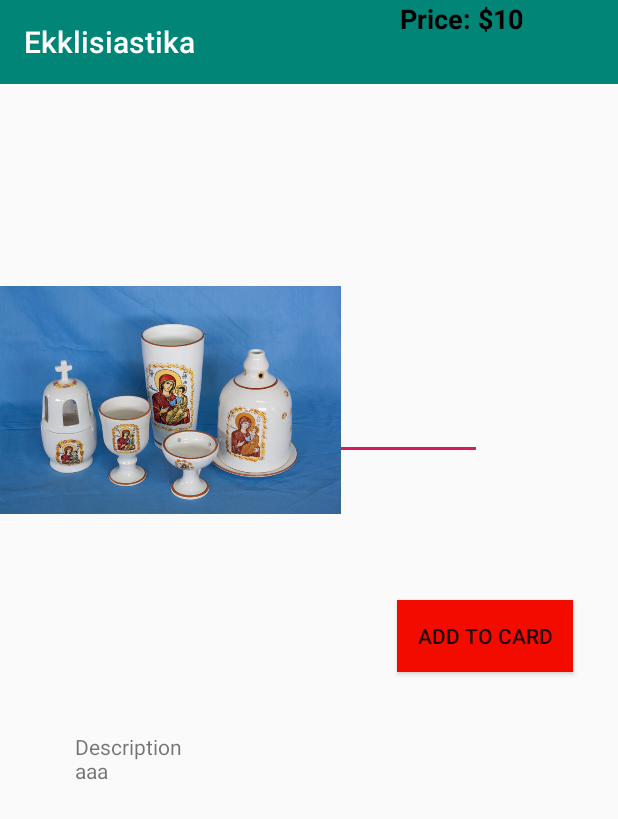
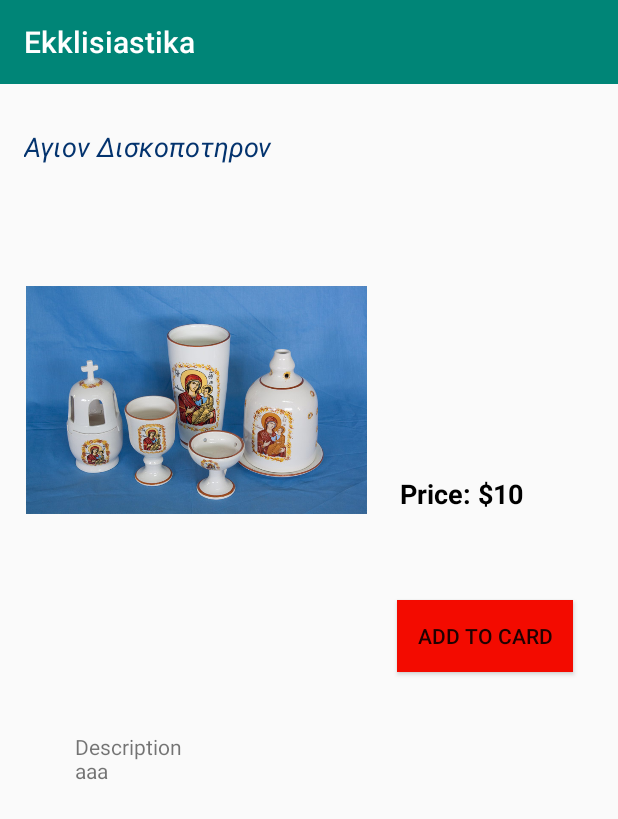
Before and after one commit to CS-UCY-EPL343/epl343.winter18.team11, an Android app: the screen it shows after launch (OneItemActivity), after a tap on "Ekklisiastika", on a phone screen of 412 x 824 dp. Shown: the top 819 px of the screen. Run offline under Robolectric (Android 15) with nearby library versions, the phone set to English and light mode, and no system bars; our stand-ins replace Volley.

```diff
--- a/Android_Branch/app/src/main/java/com/example/myapplication/OneItemActivity.java
+++ b/Android_Branch/app/src/main/java/com/example/myapplication/OneItemActivity.java
@@ -1,24 +1,17 @@
 package com.example.myapplication;
 
-import android.content.Intent;
 import android.os.Bundle;
-import android.support.design.widget.FloatingActionButton;
-import android.support.design.widget.Snackbar;
 import android.support.v4.content.ContextCompat;
 import android.support.v7.app.AppCompatActivity;
 import android.support.v7.widget.Toolbar;
-import android.view.View;
-import android.widget.AdapterView;
-import android.widget.ArrayAdapter;
 import android.widget.Button;
 import android.widget.ImageView;
-import android.widget.ListView;
 import android.widget.TextView;
 
 
 public class OneItemActivity extends AppCompatActivity {
 
-
+    TextView titleList;
     Toolbar mToolbar;
     ImageView flag;
     TextView priceText;
@@ -27,18 +20,21 @@ public class OneItemActivity extends AppCompatActivity {
     protected void onCreate(Bundle savedInstanceState) {
         super.onCreate(savedInstanceState);
         setContentView(R.layout.activity_one_item);
-
+        titleList = (TextView)findViewById(R.id.titlelist);
         mToolbar = (Toolbar)findViewById(R.id.toolBar1);
-        flag =(ImageView)findViewById(R.id.imageView);
+        flag =(ImageView)findViewById(R.id.productlist);
         priceText = (TextView) findViewById(R.id.priceList);
         addToCard = (Button)findViewById(R.id.addtocardlist);
         //Get the name from the intent and put it on the toolbar
         Bundle bundle = getIntent().getExtras();
         if(bundle!=null){
             mToolbar.setTitle(bundle.getString("ItemName"));
+
+           /*This must be automated*/
             if(mToolbar.getTitle().toString().equalsIgnoreCase("Ekklisiastika")){
                 flag.setImageDrawable(ContextCompat.getDrawable(OneItemActivity.this,R.drawable.ekklisiastika));
                 priceText.setText("Price: $10");
+                titleList.setText("Αγιον Δισκοποτηρον");
             }
         }
 
--- a/Android_Branch/app/src/main/res/layout/activity_one_item.xml
+++ b/Android_Branch/app/src/main/res/layout/activity_one_item.xml
@@ -22,17 +22,6 @@
         app:layout_constraintEnd_toEndOf="parent"
         app:layout_constraintStart_toStartOf="parent"
         app:layout_constraintTop_toTopOf="parent" />
-
-    <EditText
-        android:id="@+id/editText"
-        android:layout_width="321dp"
-        android:layout_height="67dp"
-        android:layout_marginBottom="517dp"
-        android:ems="10"
-        android:inputType="textPersonName"
-        android:text="Name"
-        app:layout_constraintBottom_toBottomOf="parent"
-        tools:layout_editor_absoluteX="31dp" />
 
     <TextView
         android:id="@+id/textView2"
@@ -62,24 +51,49 @@
         />
 
     <ImageView
-        android:id="@+id/imageView2"
+        android:id="@+id/productlist"
         android:layout_width="227dp"
         android:layout_height="wrap_content"
+        android:layout_marginStart="17dp"
+        android:layout_marginLeft="17dp"
+        android:layout_marginEnd="167dp"
+        android:layout_marginRight="167dp"
+        app:layout_constraintEnd_toEndOf="parent"
+        app:layout_constraintStart_toStartOf="parent"
         app:layout_constraintTop_toTopOf="parent"
-        app:srcCompat="@drawable/ekklisiastika"
-        tools:layout_editor_absoluteX="17dp" />
+        app:srcCompat="@drawable/ekklisiastika" />
 
     <TextView
         android:id="@+id/priceList"
         android:layout_width="129dp"
         android:layout_height="55dp"
+        android:layout_marginTop="234dp"
         android:layout_marginEnd="16dp"
         android:layout_marginRight="16dp"
+        android:layout_marginBottom="370dp"
         android:text="TextView"
         android:textColor="@android:color/black"
         android:textSize="18sp"
         android:textStyle="bold"
+        app:layout_constraintBottom_toBottomOf="parent"
         app:layout_constraintEnd_toEndOf="parent"
-        tools:layout_editor_absoluteY="234dp" />
+        app:layout_constraintTop_toTopOf="parent" />
+
+    <TextView
+        android:id="@+id/titlelist"
+        android:layout_width="278dp"
+        android:layout_height="69dp"
+        android:layout_marginStart="16dp"
+        android:layout_marginLeft="16dp"
+        android:layout_marginTop="85dp"
+        android:layout_marginBottom="505dp"
+        android:textColor="@color/bg_register"
+        android:textColorLink="@color/btn_login"
+        android:textSize="18sp"
+        android:textStyle="italic"
+        app:layout_constraintBottom_toBottomOf="parent"
+        app:layout_constraintStart_toStartOf="parent"
+        app:layout_constraintTop_toTopOf="parent"
+        app:layout_constraintVertical_bias="0.0" />
 
 </android.support.constraint.ConstraintLayout>
--- a/Android_Branch/app/src/main/res/values/colors.xml
+++ b/Android_Branch/app/src/main/res/values/colors.xml
@@ -4,7 +4,7 @@
     <color name="colorPrimaryDark">#00574B</color>
     <color name="colorAccent">#D81B60</color>
     <color name="bg_login">#26ae90</color>
-    <color name="bg_register">#2e3237</color>
+    <color name="bg_register">#03336E</color>
     <color name="bg_main">#428bca</color>
     <color name="white">#ffffff</color>
     <color name="input_login">#222222</color>
@@ -12,7 +12,7 @@
     <color name="input_register">#888888</color>
     <color name="input_register_bg">#3b4148</color>
     <color name="input_register_hint">#5e6266</color>
-    <color name="btn_login">#26ae90</color>
+    <color name="btn_login">#26AE90</color>
     <color name="btn_login_bg">#eceef1</color>
     <color name="lbl_name">#333333</color>
     <color name="btn_logut_bg">#F30B00</color>
```
Also changed, not shown: Android_Branch/app/src/main/java/com/example/myapplication/RegisterActivity.java (+4 -3 lines), Android_Branch/app/src/main/res/layout/activity_register.xml (+32 -17 lines).
